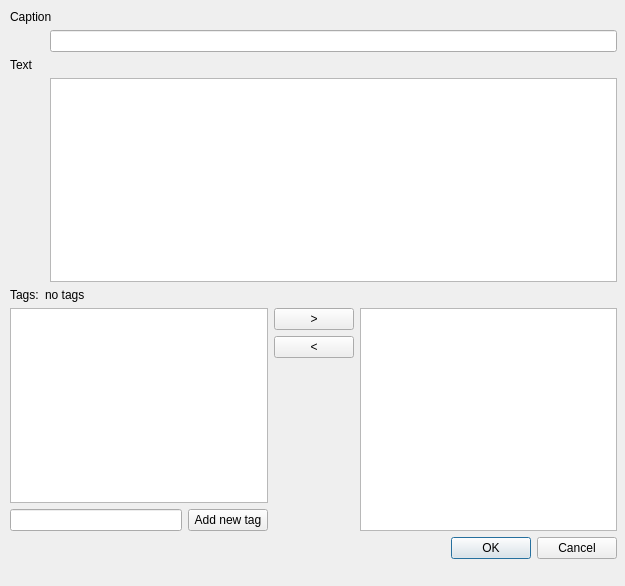
This is newnotedialog.ui in fatinbrain/notes2 as Qt 5 draws it before an edit. The edited form follows.
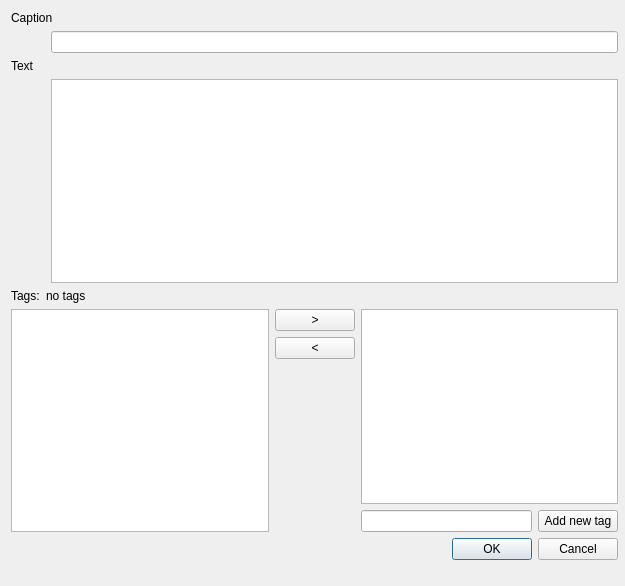
This is the edited form.

The edit to the form file:
```diff
--- a/newnotedialog.ui
+++ b/newnotedialog.ui
@@ -16,8 +16,8 @@
   <widget class="QWidget" name="">
    <property name="geometry">
     <rect>
-     <x>10</x>
-     <y>10</y>
+     <x>11</x>
+     <y>11</y>
      <width>607</width>
      <height>549</height>
     </rect>
@@ -118,25 +118,7 @@
     <item>
      <layout class="QHBoxLayout" name="horizontalLayout_5">
       <item>
-       <layout class="QVBoxLayout" name="verticalLayout_4">
-        <item>
-         <widget class="QListWidget" name="lwTagsAvailable"/>
-        </item>
-        <item>
-         <layout class="QHBoxLayout" name="horizontalLayout_4">
-          <item>
-           <widget class="QLineEdit" name="leNewTag"/>
-          </item>
-          <item>
-           <widget class="QPushButton" name="pbNewTag">
-            <property name="text">
-             <string>Add new tag</string>
-            </property>
-           </widget>
-          </item>
-         </layout>
-        </item>
-       </layout>
+       <widget class="QListWidget" name="lwTagsAvailable"/>
       </item>
       <item>
        <layout class="QVBoxLayout" name="verticalLayout_3">
@@ -170,7 +152,25 @@
        </layout>
       </item>
       <item>
-       <widget class="QListWidget" name="lwTags"/>
+       <layout class="QVBoxLayout" name="verticalLayout_4">
+        <item>
+         <widget class="QListWidget" name="lwTags"/>
+        </item>
+        <item>
+         <layout class="QHBoxLayout" name="horizontalLayout_4">
+          <item>
+           <widget class="QLineEdit" name="leNewTag"/>
+          </item>
+          <item>
+           <widget class="QPushButton" name="pbNewTag">
+            <property name="text">
+             <string>Add new tag</string>
+            </property>
+           </widget>
+          </item>
+         </layout>
+        </item>
+       </layout>
       </item>
      </layout>
     </item>
```
Left out of the diff: 2 changed lines with no effect on the pictures.
